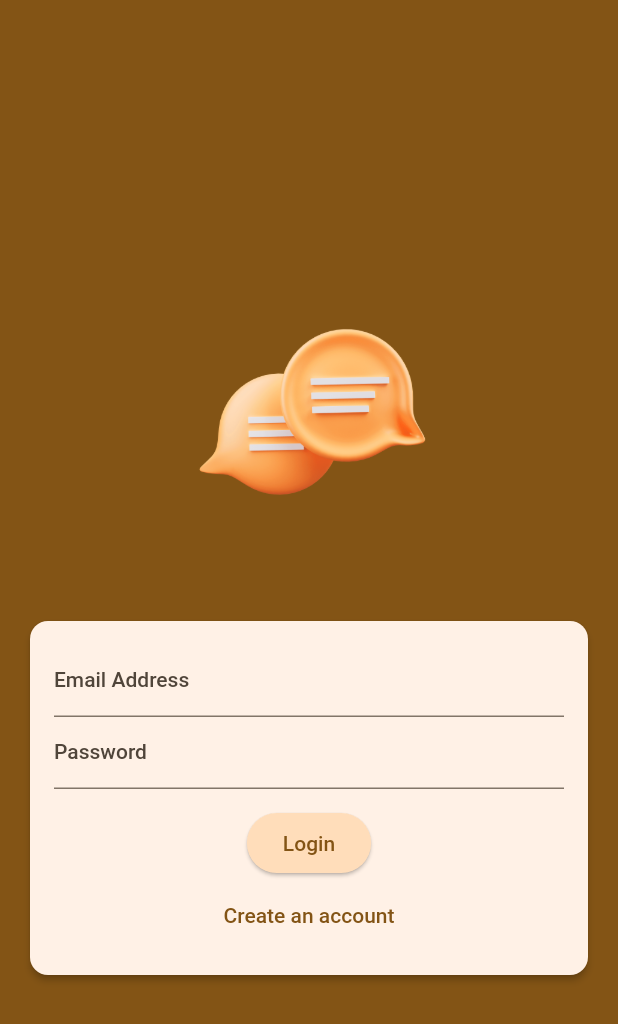
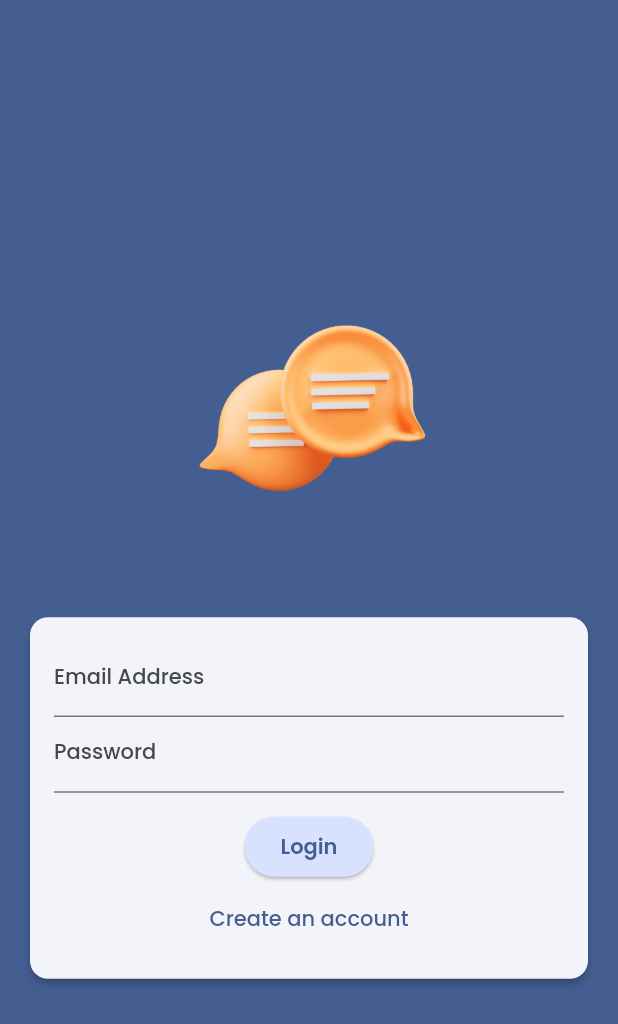
Before and after one commit to flash6083/WaveLink_Flutter, a Flutter app: the screen it shows after launch, on a phone screen of 412 x 824 dp. Shown: the top 1024 px of the screen. Run offline on Flutter 3.47's test engine with Material 2 defaults, Android fonts, the phone set to English and light mode, and no system bars; our stand-ins replace cloud_firestore, firebase_auth, firebase_core, firebase_messaging, firebase_storage, google_fonts and 1 more; accounts and stored records are empty.

Commit message:
Added poppins font and changed the color theme

```diff
--- a/lib/main.dart
+++ b/lib/main.dart
@@ -1,11 +1,12 @@
 import 'package:firebase_auth/firebase_auth.dart';
+import 'package:firebase_core/firebase_core.dart';
 import 'package:flutter/material.dart';
-import 'package:firebase_core/firebase_core.dart';
-import 'firebase_options.dart';
-
+import 'package:google_fonts/google_fonts.dart';
+import 'package:wavelink/screens/auth.dart';
 import 'package:wavelink/screens/chat.dart';
 import 'package:wavelink/screens/splash.dart';
-import 'package:wavelink/screens/auth.dart';
+
+import 'firebase_options.dart';
 
 void main() async {
   WidgetsFlutterBinding.ensureInitialized();
@@ -23,10 +24,10 @@ class App extends StatelessWidget {
     return MaterialApp(
       title: 'WaveLink',
       theme: ThemeData().copyWith(
-        useMaterial3: true,
-        colorScheme: ColorScheme.fromSeed(
-            seedColor: const Color.fromARGB(255, 253, 207, 158)),
-      ),
+          useMaterial3: true,
+          colorScheme: ColorScheme.fromSeed(
+              seedColor: const Color.fromARGB(255, 47, 130, 255)),
+          textTheme: GoogleFonts.poppinsTextTheme()),
       home: StreamBuilder(
         stream: FirebaseAuth.instance.authStateChanges(),
         builder: (ctx, snapshot) {
--- a/lib/screens/auth.dart
+++ b/lib/screens/auth.dart
@@ -169,7 +169,12 @@ class _AuthScreenState extends State<AuthScreen> {
                                     .colorScheme
                                     .primaryContainer,
                               ),
-                              child: Text(_isLogin ? 'Login' : 'SignUp'),
+                              child: Text(
+                                _isLogin ? 'Login' : 'SignUp',
+                                style: const TextStyle(
+                                  fontWeight: FontWeight.w600,
+                                ),
+                              ),
                             ),
                           if (!_isAuthenticating)
                             TextButton(
--- a/lib/screens/chat.dart
+++ b/lib/screens/chat.dart
@@ -31,7 +31,10 @@ class _ChatScreenState extends State<ChatScreen> {
         backgroundColor: Theme.of(context).colorScheme.onInverseSurface,
         appBar: AppBar(
           backgroundColor: Theme.of(context).colorScheme.secondaryContainer,
-          title: const Text('Chats'),
+          title: Text(
+            'Chats',
+            style: Theme.of(context).textTheme.headlineMedium,
+          ),
           actions: [
             // Signing out
             IconButton(
--- a/pubspec.yaml
+++ b/pubspec.yaml
@@ -41,6 +41,7 @@ dependencies:
   image_picker: ^1.0.2
   cloud_firestore: ^4.9.0
   firebase_messaging: ^14.6.7
+  google_fonts: ^5.1.0
 
 dev_dependencies:
   flutter_test:
```
Also changed, not shown: pubspec.lock, 1 other file.
